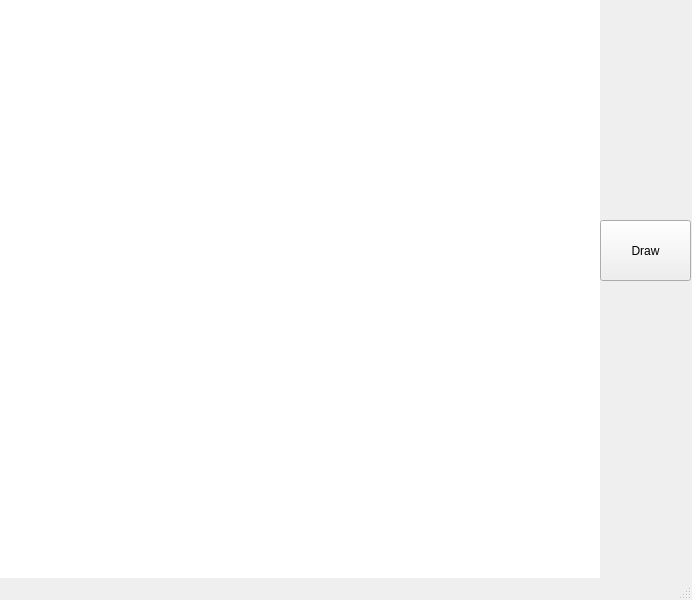
Qt form Qtproject/parabola/mainwindow.ui (ggFrevler/c-Qt) before a commit.
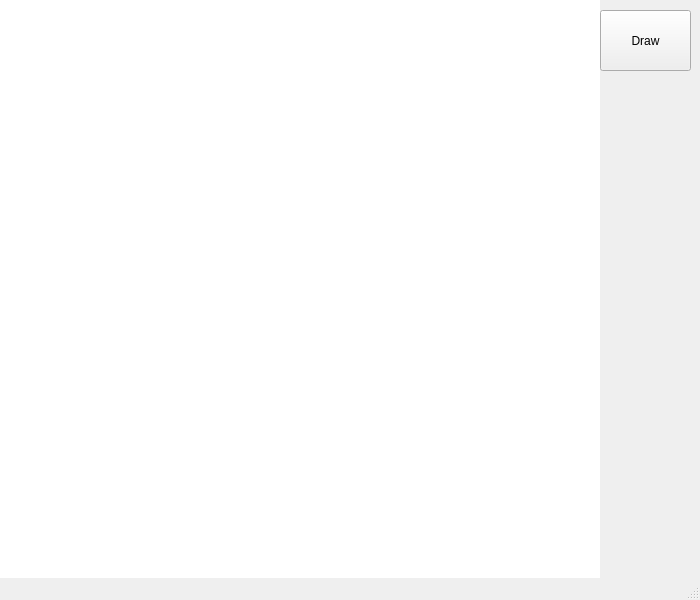
The same form after that commit.

What changed in the file:
```diff
--- a/Qtproject/parabola/mainwindow.ui
+++ b/Qtproject/parabola/mainwindow.ui
@@ -6,7 +6,7 @@
    <rect>
     <x>0</x>
     <y>0</y>
-    <width>692</width>
+    <width>700</width>
     <height>600</height>
    </rect>
   </property>
@@ -18,7 +18,7 @@
     <property name="geometry">
      <rect>
       <x>600</x>
-      <y>220</y>
+      <y>10</y>
       <width>91</width>
       <height>61</height>
      </rect>
```
Left out of the diff: 2 changed lines with no effect on the pictures.
